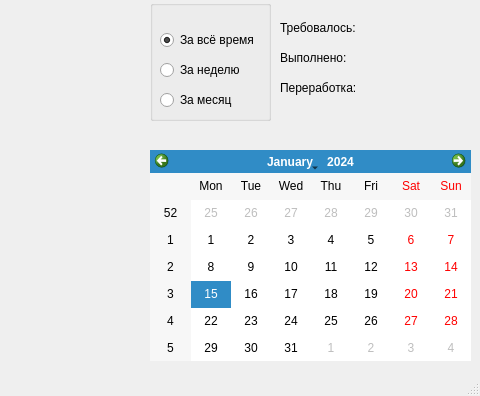
Old version of the form design.ui in the repository sqarrt/workover; both pictures show x 530 to 1010 and y 0 to 396 of the 1010 by 396 pixel window.
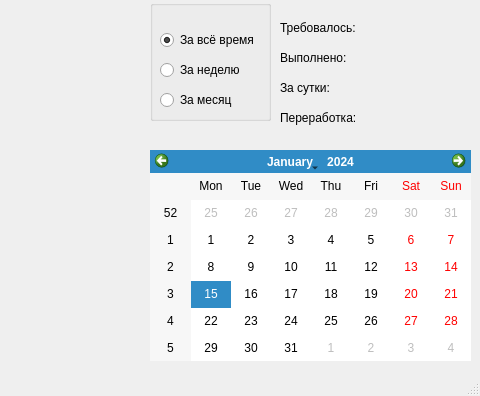
New version of the form. Custom widgets are drawn as their Qt base class.

What changed in the file:
```diff
--- a/design.ui
+++ b/design.ui
@@ -125,7 +125,7 @@
     <property name="geometry">
      <rect>
       <x>810</x>
-      <y>80</y>
+      <y>110</y>
       <width>91</width>
       <height>16</height>
      </rect>
@@ -161,6 +161,32 @@
     </property>
    </widget>
    <widget class="QLabel" name="workover_label">
+    <property name="geometry">
+     <rect>
+      <x>920</x>
+      <y>110</y>
+      <width>57</width>
+      <height>15</height>
+     </rect>
+    </property>
+    <property name="text">
+     <string/>
+    </property>
+   </widget>
+   <widget class="QLabel" name="label_4">
+    <property name="geometry">
+     <rect>
+      <x>810</x>
+      <y>80</y>
+      <width>81</width>
+      <height>16</height>
+     </rect>
+    </property>
+    <property name="text">
+     <string>За сутки:</string>
+    </property>
+   </widget>
+   <widget class="QLabel" name="done_label_2">
     <property name="geometry">
      <rect>
       <x>920</x>
```
